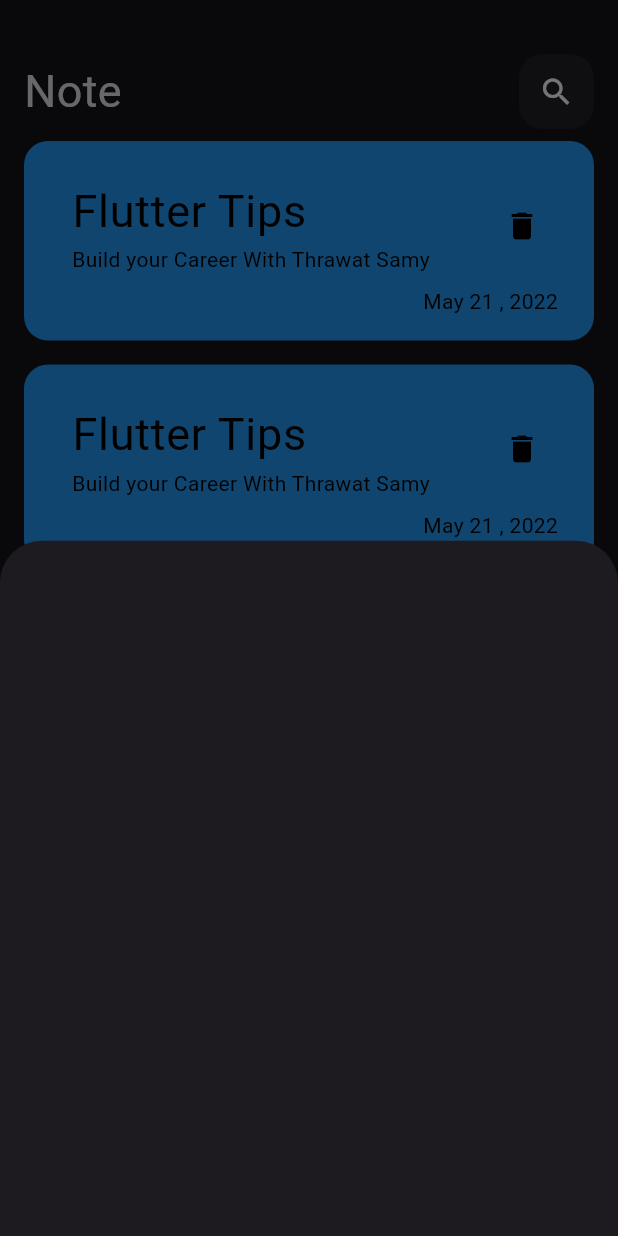
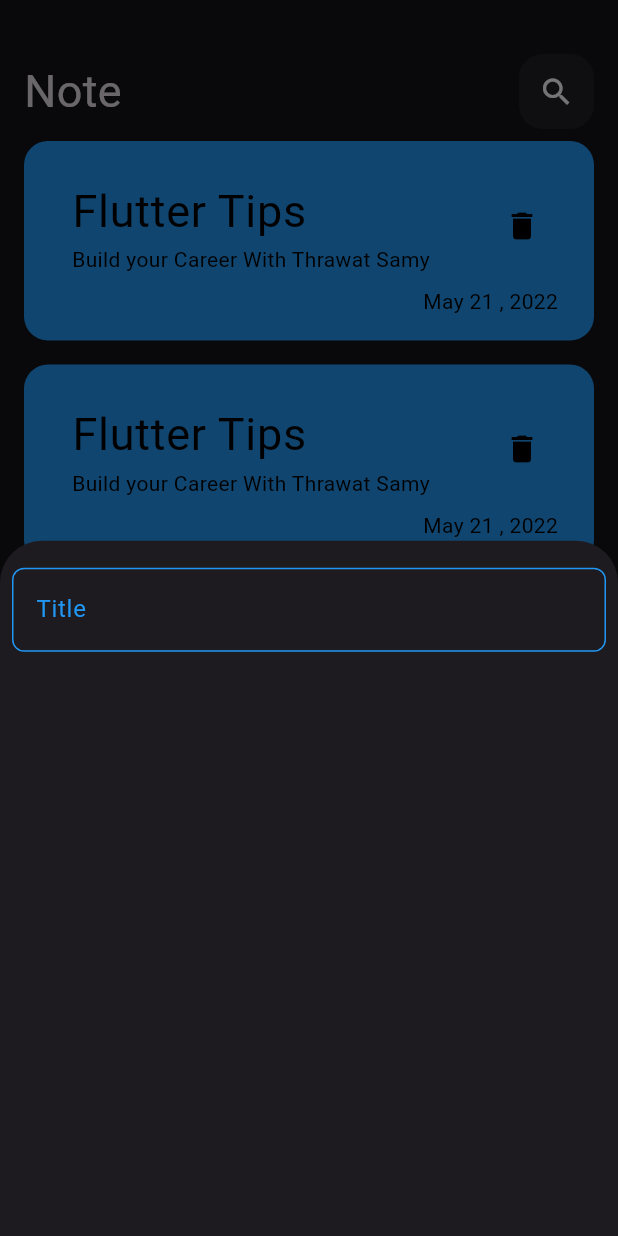
Before and after one commit to MohamedFares09/Note-App, a Flutter app: the screen it shows after launch, after a tap on the "add" icon, on a phone screen of 412 x 824 dp. Run offline on Flutter 3.47's test engine with Material 3 defaults, Android fonts, the phone set to English and light mode, and no system bars.

Commit message:
create custom text field

```diff
--- a/lib/main.dart
+++ b/lib/main.dart
@@ -7,7 +7,6 @@ void main() {
 
 class MyApp extends StatelessWidget {
   const MyApp({super.key});
-
   @override
   Widget build(BuildContext context) {
     return MaterialApp(
--- a/lib/screen/note_screen.dart
+++ b/lib/screen/note_screen.dart
@@ -12,6 +12,8 @@ class NoteScreen extends StatelessWidget {
         backgroundColor: Colors.blue,
         onPressed: () {
           showModalBottomSheet(
+              // shape: RoundedRectangleBorder(
+              //     borderRadius: BorderRadius.circular(16)),
               context: context,
               builder: (context) {
                 return ShowModelBottom();
--- /dev/null
+++ b/lib/widget/custom_text_filed.dart
@@ -0,0 +1,26 @@
+import 'package:flutter/material.dart';
+
+class CustomTextFiled extends StatelessWidget {
+  const CustomTextFiled({super.key, required this.hintText, this.maxLines});
+  final String hintText;
+  final int? maxLines;
+  @override
+  Widget build(BuildContext context) {
+    return TextField(
+      maxLines: maxLines ?? 1,
+      cursorColor: Colors.blue,
+      decoration: InputDecoration(
+          hintText: hintText,
+          hintStyle: TextStyle(color: Colors.blue),
+          border: buildBorder(),
+          enabledBorder: buildBorder(),
+          focusedBorder: buildBorder()),
+    );
+  }
+
+  OutlineInputBorder buildBorder([color]) {
+    return OutlineInputBorder(
+        borderRadius: BorderRadius.circular(8),
+        borderSide: BorderSide(color: color ?? Colors.blue));
+  }
+}
--- a/lib/widget/list_view_note.dart
+++ b/lib/widget/list_view_note.dart
@@ -1,6 +1,6 @@
 import 'package:flutter/material.dart';
 import 'package:note_app/widget/card_item.dart';
-import 'package:note_app/widget/note_screen_body.dart';
+
 
 class ListViewNote extends StatelessWidget {
   const ListViewNote({super.key});
--- a/lib/widget/show_model_bottom.dart
+++ b/lib/widget/show_model_bottom.dart
@@ -1,10 +1,25 @@
 import 'package:flutter/material.dart';
+import 'package:note_app/widget/custom_text_filed.dart';
 
 class ShowModelBottom extends StatelessWidget {
   const ShowModelBottom({super.key});
 
   @override
   Widget build(BuildContext context) {
-    return Container();
+    return Padding(
+      padding: const EdgeInsets.all(8.0),
+      child: Column(
+        children: [
+          SizedBox(
+            height: 10,
+          ),
+          CustomTextFiled(
+            hintText: "Title",
+
+          ),
+
+        ],
+      ),
+    );
   }
 }
```
